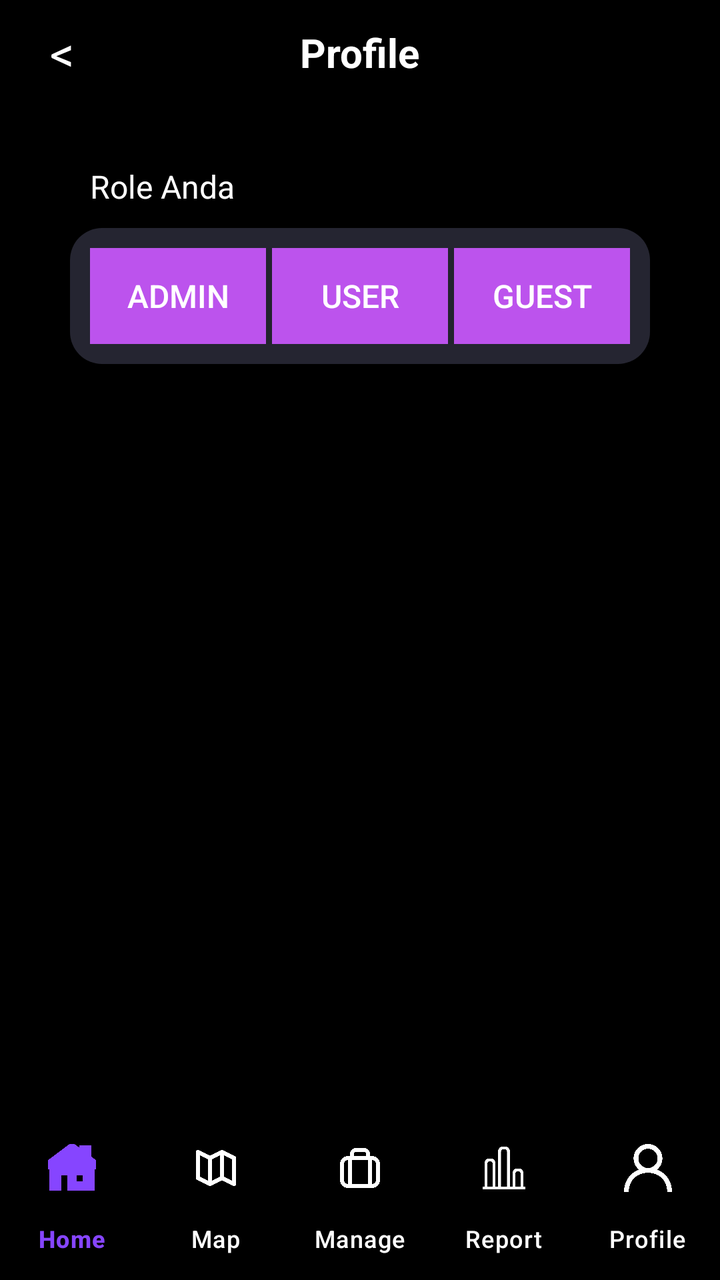
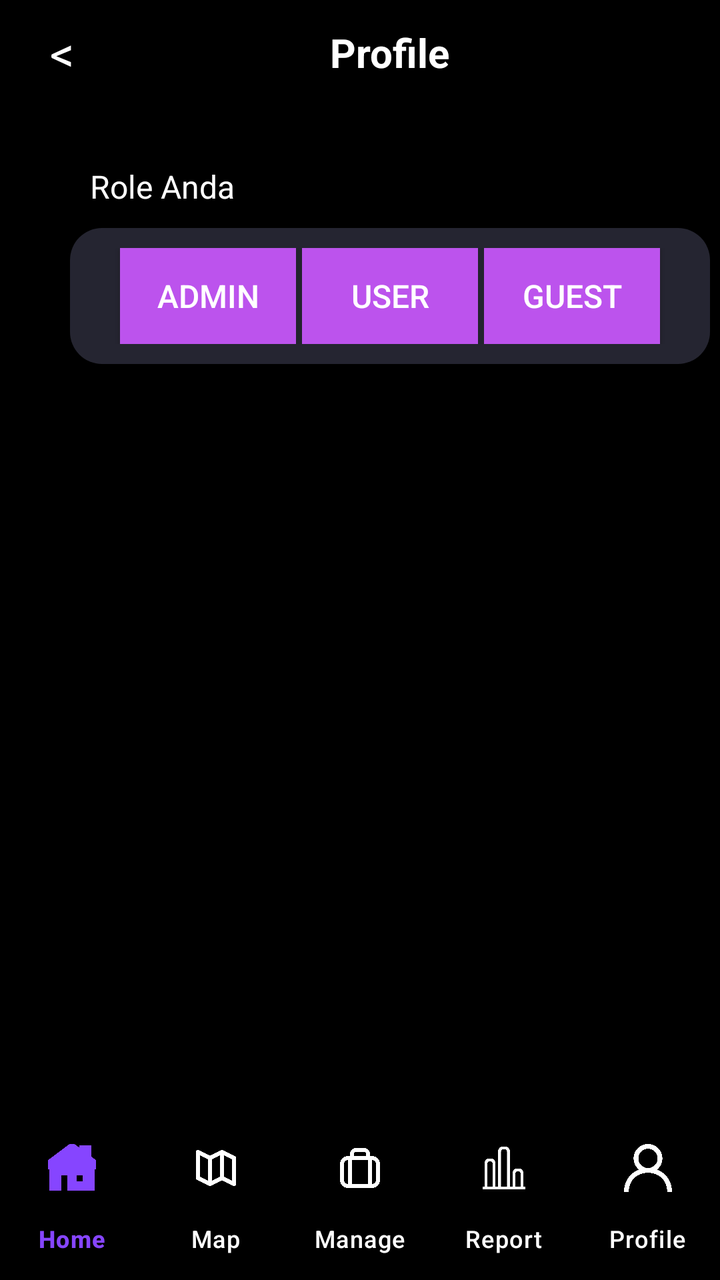

Compare the two renders of this Android layout. The source of the first and the diff that turns it into the second are given below.
<!-- AndroidManifest.xml: application theme Theme.Pertemuan_5_tugas -->
<!-- res/layout/activity_main2.xml -->
<?xml version="1.0" encoding="utf-8"?>
<LinearLayout xmlns:android="http://schemas.android.com/apk/res/android"
    xmlns:app="http://schemas.android.com/apk/res-auto"
    xmlns:tools="http://schemas.android.com/tools"
    android:id="@+id/main"
    android:layout_width="match_parent"
    android:layout_height="match_parent"
    tools:context=".MainActivity2"
    android:orientation="vertical"
    android:background="#000"
    >

    <LinearLayout
        android:layout_width="match_parent"
        android:layout_height="0dp"
        android:layout_weight="1"
        android:layout_marginLeft="15dp"
        android:layout_marginRight="15dp"
        android:orientation="vertical"
        >
        
        <LinearLayout
            android:layout_width="match_parent"
            android:layout_height="wrap_content"
            android:orientation="horizontal"
            android:gravity="center_vertical"
            android:padding="10dp">

            <TextView
                android:id="@+id/btnBack"
                android:layout_width="0dp"
                android:layout_height="wrap_content"
                android:layout_weight="1"
                android:gravity="start"
                android:text="&lt;"
                android:textColor="#FFFFFF"
                android:textSize="24sp" />

            <TextView
                android:layout_width="wrap_content"
                android:layout_height="wrap_content"
                android:text="Profile"
                android:textColor="#FFFFFF"
                android:textSize="20sp"
                android:textStyle="bold" />

            <View
                android:layout_width="0dp"
                android:layout_height="0dp"
                android:layout_weight="1" />

        </LinearLayout>

        <LinearLayout
            android:layout_width="match_parent"
            android:layout_height="wrap_content"
            android:background="@drawable/bg_kotak_container_abu"
            android:gravity="center"
            android:orientation="vertical"
            android:padding="20dp"
            android:layout_marginBottom="10dp"
            >

            <TextView
                android:layout_width="match_parent"
                android:layout_height="wrap_content"
                android:text="Role Anda"
                android:textSize="16sp"
                android:textColor="#fff"
                android:textFontWeight="600"
                android:padding="10dp"
                />

            
            <LinearLayout
                android:layout_width="match_parent"
                android:layout_height="wrap_content"
                android:background="@drawable/bg_kotak_container_abu_dalam"
                android:gravity="center"
                android:orientation="horizontal"
                android:padding="10dp"
                android:layout_marginBottom="10dp"
                >

                <Button
                    android:id="@+id/adminbutton"
                    android:layout_width="wrap_content"
                    android:layout_height="wrap_content"
                    android:textColor="#fff"
                    android:text="Admin"
                    android:textSize="16sp"
                    android:background="#bc53ed"
                    />

                <Button
                    android:id="@+id/userbutton"
                    android:layout_width="wrap_content"
                    android:layout_height="wrap_content"
                    android:textColor="#fff"
                    android:text="User"
                    android:textSize="16sp"
                    android:background="#bc53ed"
                    android:layout_marginRight="3dp"
                    android:layout_marginLeft="3dp"
                    />

                <Button
                    android:id="@+id/guestbutton"
                    android:layout_width="wrap_content"
                    android:layout_height="wrap_content"
                    android:textColor="#fff"
                    android:text="Guest"
                    android:textSize="16sp"
                    android:background="#bc53ed"
                    />

            </LinearLayout>

        </LinearLayout>

    </LinearLayout>

    
    <com.google.android.material.bottomnavigation.BottomNavigationView
        android:id="@+id/bottomNavigation"
        android:layout_width="match_parent"
        android:layout_height="wrap_content"
        app:menu="@menu/bottom_nav_menu"
        android:background="#000"
        app:itemIconTint="@color/nav_item_color"
        app:itemTextColor="@color/nav_item_color"
        app:labelVisibilityMode="labeled"
        />

</LinearLayout>
<!-- resources referenced by this layout -->
<resources>
  <!-- drawable bg_kotak_container_abu (drawable) -->
  <?xml version="1.0" encoding="utf-8"?>
  <selector xmlns:android="http://schemas.android.com/apk/res/android">
  
  </selector>
  <!-- drawable bg_kotak_container_abu_dalam (drawable) -->
  <?xml version="1.0" encoding="utf-8"?>
  <shape xmlns:android="http://schemas.android.com/apk/res/android"
      android:shape="rectangle">
  
      <solid android:color="#61616180" />
      <corners android:radius="16dp" />
  
  
  </shape>
  <style name="Theme.Pertemuan_5_tugas" parent="Base.Theme.Pertemuan_5_tugas" />
  <style name="Base.Theme.Pertemuan_5_tugas" parent="Theme.Material3.DayNight.NoActionBar">
          
          
      </style>
</resources>

<!-- the commit's change to res/layout/activity_main2.xml (unified diff, before → after) -->
@@ -10,115 +10,122 @@
     android:background="#000"
     >
 
-    <LinearLayout
+    <ScrollView
         android:layout_width="match_parent"
         android:layout_height="0dp"
         android:layout_weight="1"
-        android:layout_marginLeft="15dp"
-        android:layout_marginRight="15dp"
-        android:orientation="vertical"
-        >
-        
-        <LinearLayout
-            android:layout_width="match_parent"
-            android:layout_height="wrap_content"
-            android:orientation="horizontal"
-            android:gravity="center_vertical"
-            android:padding="10dp">
-
-            <TextView
-                android:id="@+id/btnBack"
-                android:layout_width="0dp"
-                android:layout_height="wrap_content"
-                android:layout_weight="1"
-                android:gravity="start"
-                android:text="&lt;"
-                android:textColor="#FFFFFF"
-                android:textSize="24sp" />
-
-            <TextView
-                android:layout_width="wrap_content"
-                android:layout_height="wrap_content"
-                android:text="Profile"
-                android:textColor="#FFFFFF"
-                android:textSize="20sp"
-                android:textStyle="bold" />
-
-            <View
-                android:layout_width="0dp"
-                android:layout_height="0dp"
-                android:layout_weight="1" />
-
-        </LinearLayout>
+        android:fillViewport="true">
 
         <LinearLayout
             android:layout_width="match_parent"
             android:layout_height="wrap_content"
-            android:background="@drawable/bg_kotak_container_abu"
-            android:gravity="center"
+            android:layout_marginLeft="15dp"
+            android:layout_marginRight="15dp"
             android:orientation="vertical"
-            android:padding="20dp"
-            android:layout_marginBottom="10dp"
             >
-
-            <TextView
-                android:layout_width="match_parent"
-                android:layout_height="wrap_content"
-                android:text="Role Anda"
-                android:textSize="16sp"
-                android:textColor="#fff"
-                android:textFontWeight="600"
-                android:padding="10dp"
-                />
-
             
             <LinearLayout
                 android:layout_width="match_parent"
                 android:layout_height="wrap_content"
-                android:background="@drawable/bg_kotak_container_abu_dalam"
+                android:orientation="horizontal"
+                android:gravity="center_vertical"
+                android:padding="10dp">
+
+                <TextView
+                    android:id="@+id/btnBack"
+                    android:layout_width="0dp"
+                    android:layout_height="wrap_content"
+                    android:layout_weight="1"
+                    android:gravity="start"
+                    android:text="&lt;"
+                    android:textColor="#FFFFFF"
+                    android:textSize="24sp" />
+
+                <TextView
+                    android:layout_width="wrap_content"
+                    android:layout_height="wrap_content"
+                    android:text="Profile"
+                    android:textColor="#FFFFFF"
+                    android:textSize="20sp"
+                    android:textStyle="bold" />
+
+                <View
+                    android:layout_width="0dp"
+                    android:layout_height="0dp"
+                    android:layout_weight="1" />
+
+            </LinearLayout>
+
+            <LinearLayout
+                android:layout_width="match_parent"
+                android:layout_height="wrap_content"
+                android:background="@drawable/bg_kotak_container_abu"
                 android:gravity="center"
-                android:orientation="horizontal"
-                android:padding="10dp"
+                android:orientation="vertical"
+                android:padding="20dp"
                 android:layout_marginBottom="10dp"
                 >
 
-                <Button
-                    android:id="@+id/adminbutton"
-                    android:layout_width="wrap_content"
+                <TextView
+                    android:layout_width="match_parent"
                     android:layout_height="wrap_content"
+                    android:text="Role Anda"
+                    android:textSize="16sp"
                     android:textColor="#fff"
-                    android:text="Admin"
-                    android:textSize="16sp"
-                    android:background="#bc53ed"
+                    android:textFontWeight="600"
+                    android:padding="10dp"
                     />
 
-                <Button
-                    android:id="@+id/userbutton"
-                    android:layout_width="wrap_content"
+                
+                <LinearLayout
+                    android:layout_width="match_parent"
                     android:layout_height="wrap_content"
-                    android:textColor="#fff"
-                    android:text="User"
-                    android:textSize="16sp"
-                    android:background="#bc53ed"
-                    android:layout_marginRight="3dp"
-                    android:layout_marginLeft="3dp"
-                    />
+                    android:background="@drawable/bg_kotak_container_abu_dalam"
+                    android:gravity="center"
+                    android:orientation="horizontal"
+                    android:padding="10dp"
+                    android:layout_marginBottom="10dp"
+                    >
 
-                <Button
-                    android:id="@+id/guestbutton"
-                    android:layout_width="wrap_content"
-                    android:layout_height="wrap_content"
-                    android:textColor="#fff"
-                    android:text="Guest"
-                    android:textSize="16sp"
-                    android:background="#bc53ed"
-                    />
+                    <Button
+                        android:id="@+id/adminbutton"
+                        android:layout_width="wrap_content"
+                        android:layout_height="wrap_content"
+                        android:textColor="#fff"
+                        android:text="Admin"
+                        android:textSize="16sp"
+                        android:background="#bc53ed"
+                        />
+
+                    <Button
+                        android:id="@+id/userbutton"
+                        android:layout_width="wrap_content"
+                        android:layout_height="wrap_content"
+                        android:textColor="#fff"
+                        android:text="User"
+                        android:textSize="16sp"
+                        android:background="#bc53ed"
+                        android:layout_marginRight="3dp"
+                        android:layout_marginLeft="3dp"
+                        />
+
+                    <Button
+                        android:id="@+id/guestbutton"
+                        android:layout_width="wrap_content"
+                        android:layout_height="wrap_content"
+                        android:textColor="#fff"
+                        android:text="Guest"
+                        android:textSize="16sp"
+                        android:background="#bc53ed"
+                        />
+
+                </LinearLayout>
 
             </LinearLayout>
 
         </LinearLayout>
 
-    </LinearLayout>
+    </ScrollView>
 
     
     <com.google.android.material.bottomnavigation.BottomNavigationView
